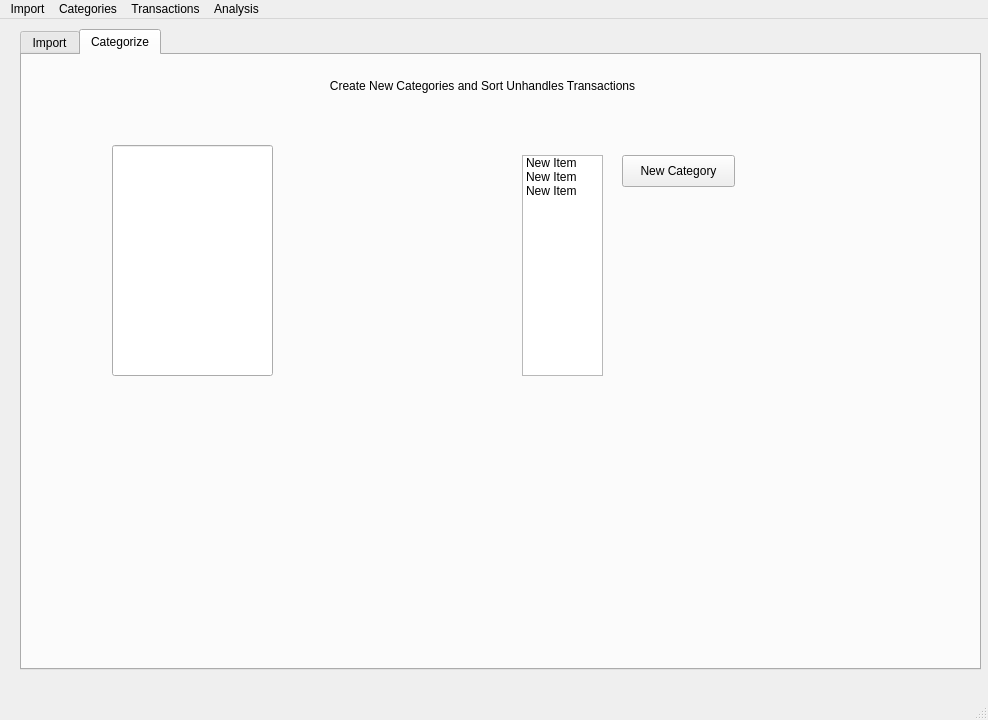
Above: window.ui from robscott1/TransactionSorter before the change. Below: the same form after it.
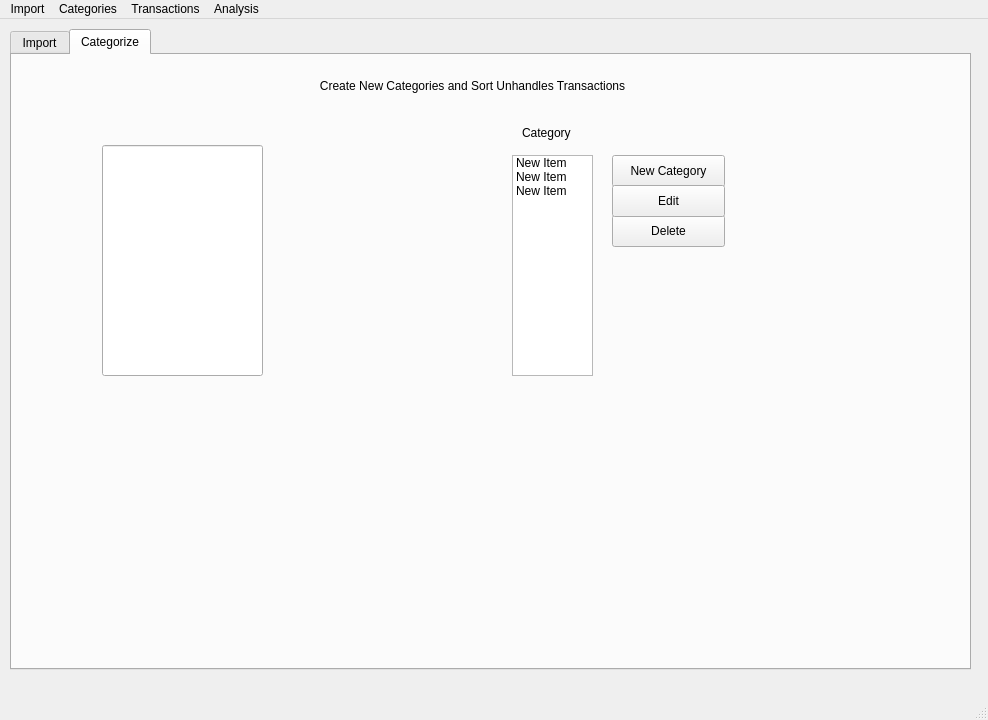
That is the form after the change. The open tabs and pages were chosen to show the change.

Commit message: edited names for widgets and new popup to edit current categories

What changed in the file:
```diff
--- a/window.ui
+++ b/window.ui
@@ -17,7 +17,7 @@
    <widget class="QTabWidget" name="importTab">
     <property name="geometry">
      <rect>
-      <x>20</x>
+      <x>10</x>
       <y>10</y>
       <width>961</width>
       <height>641</height>
@@ -165,6 +165,45 @@
        <string>New Category</string>
       </property>
      </widget>
+     <widget class="QLabel" name="listLabel">
+      <property name="geometry">
+       <rect>
+        <x>510</x>
+        <y>70</y>
+        <width>60</width>
+        <height>16</height>
+       </rect>
+      </property>
+      <property name="text">
+       <string>Category</string>
+      </property>
+     </widget>
+     <widget class="QPushButton" name="deleteCategory">
+      <property name="geometry">
+       <rect>
+        <x>600</x>
+        <y>160</y>
+        <width>113</width>
+        <height>32</height>
+       </rect>
+      </property>
+      <property name="text">
+       <string>Delete</string>
+      </property>
+     </widget>
+     <widget class="QPushButton" name="editCategory">
+      <property name="geometry">
+       <rect>
+        <x>600</x>
+        <y>130</y>
+        <width>113</width>
+        <height>32</height>
+       </rect>
+      </property>
+      <property name="text">
+       <string>Edit</string>
+      </property>
+     </widget>
     </widget>
    </widget>
   </widget>
```
Left out of the diff: 2 changed lines with no effect on the pictures. The commit also changes 6 other files.
